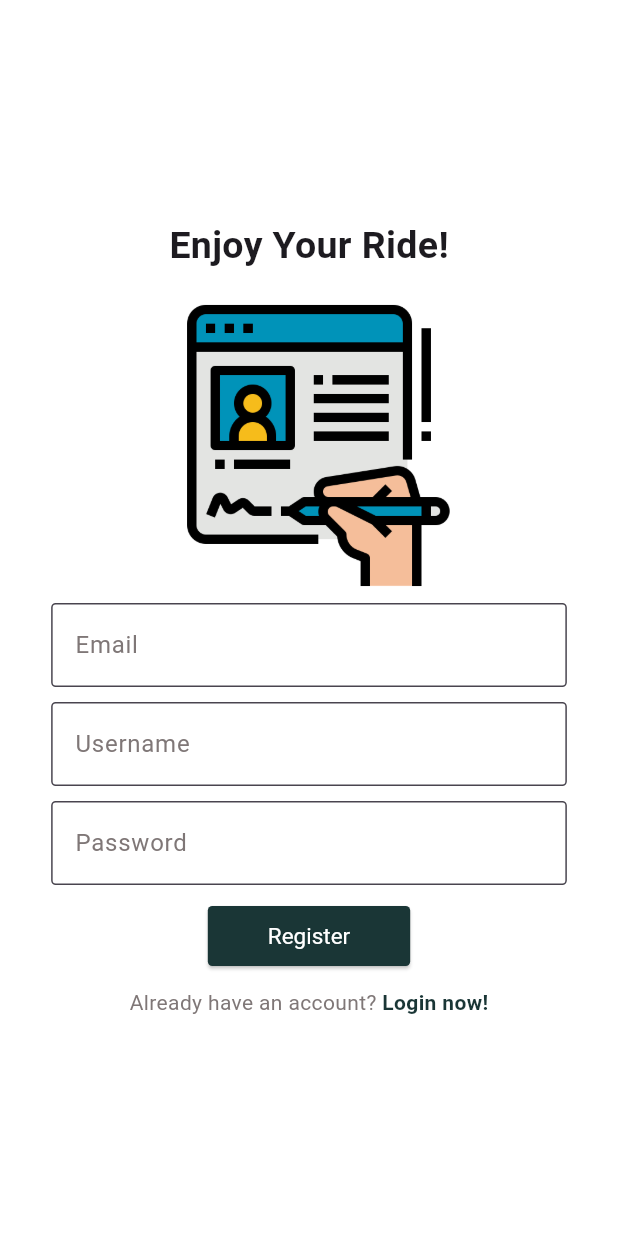
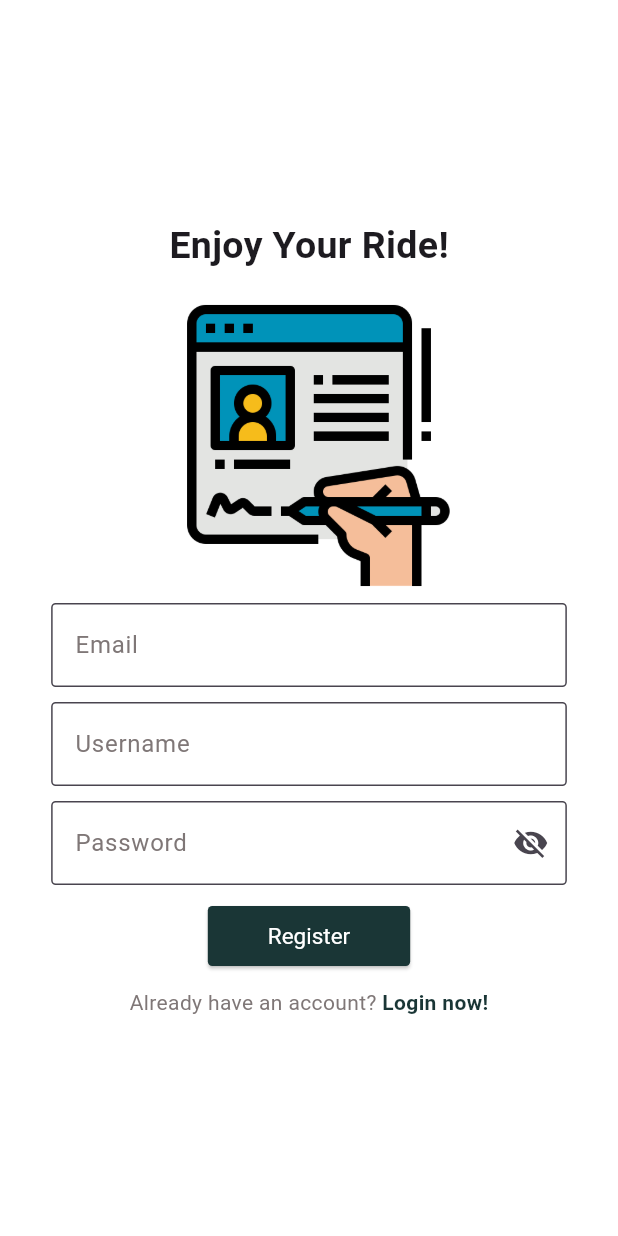
Before and after one commit to Paxius025/WhereBus_app, a Flutter app: the screen it shows after launch, after a tap on "Register here", on a phone screen of 412 x 824 dp. Run offline on Flutter 3.47's test engine with Material 3 defaults, Android fonts, the phone set to English and light mode, and no system bars; our stand-ins replace flutter_map, geolocator, google_fonts, latlong2, stroke_text; network calls fail.

Commit message:
add open eye

```diff
--- a/lib/screens/login_screen.dart
+++ b/lib/screens/login_screen.dart
@@ -16,9 +16,9 @@ class _LoginScreenState extends State<LoginScreen> {
   final _usernameController = TextEditingController();
   final _passwordController = TextEditingController();
   final ApiService apiService = ApiService();
-
   bool _isLoading = false;
   String _errorMessage = '';
+  bool _isPasswordVisible = false; // ตัวแปรสำหรับควบคุมการแสดง/ซ่อนรหัสผ่าน
 
   void _login() async {
     setState(() {
@@ -175,8 +175,22 @@ class _LoginScreenState extends State<LoginScreen> {
                           border: OutlineInputBorder(
                             borderRadius: BorderRadius.circular(3),
                           ),
+                          suffixIcon: IconButton(
+                            icon: Icon(
+                              _isPasswordVisible
+                                  ? Icons.visibility
+                                  : Icons.visibility_off,
+                            ),
+                            onPressed: () {
+                              setState(() {
+                                _isPasswordVisible =
+                                    !_isPasswordVisible; // สลับสถานะการแสดง/ซ่อนรหัสผ่าน
+                              });
+                            },
+                          ),
                         ),
-                        obscureText: true,
+                        obscureText:
+                            !_isPasswordVisible, // ควบคุมการแสดงรหัสผ่าน
                       ),
                       const SizedBox(height: 30),
                       _isLoading
@@ -218,7 +232,6 @@ class _LoginScreenState extends State<LoginScreen> {
                           ),
                           GestureDetector(
                             onTap: () {
-                              // แอนิเมชันเลื่อนขวาเมื่อกด Register
                               Navigator.push(
                                 context,
                                 PageRouteBuilder(
--- a/lib/screens/register_screen.dart
+++ b/lib/screens/register_screen.dart
@@ -13,6 +13,7 @@ class _RegisterScreenState extends State<RegisterScreen> {
   final _usernameController = TextEditingController();
   final _emailController = TextEditingController();
   final _passwordController = TextEditingController();
+  bool _isPasswordVisible = false; // สถานะสำหรับการแสดง/ซ่อนรหัสผ่าน
   String _selectedRole = 'user'; // กำหนดค่าเริ่มต้นเป็น user
   final RegExp passwordRegex =
       RegExp(r'^(?=.*[A-Z])(?=.*[!-/:-@[-`{-~]).{7,20}$');
@@ -245,8 +246,22 @@ class _RegisterScreenState extends State<RegisterScreen> {
                           border: OutlineInputBorder(
                             borderRadius: BorderRadius.circular(3),
                           ),
+                          // เพิ่ม IconButton สำหรับการแสดง/ซ่อนรหัสผ่าน
+                          suffixIcon: IconButton(
+                            icon: Icon(
+                              _isPasswordVisible
+                                  ? Icons.visibility
+                                  : Icons.visibility_off,
+                            ),
+                            onPressed: () {
+                              setState(() {
+                                _isPasswordVisible = !_isPasswordVisible;
+                              });
+                            },
+                          ),
                         ),
-                        obscureText: true,
+                        obscureText:
+                            !_isPasswordVisible, // ควบคุมการแสดงรหัสผ่าน
                       ),
                       const SizedBox(height: 10),
                       _isLoading
```
